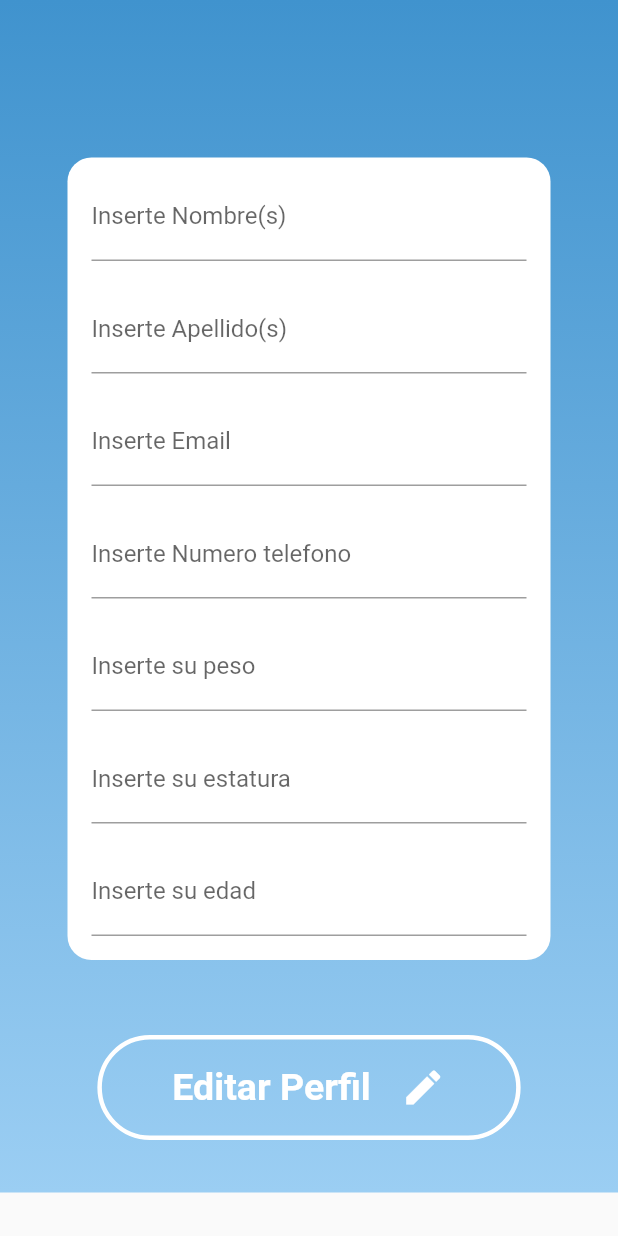
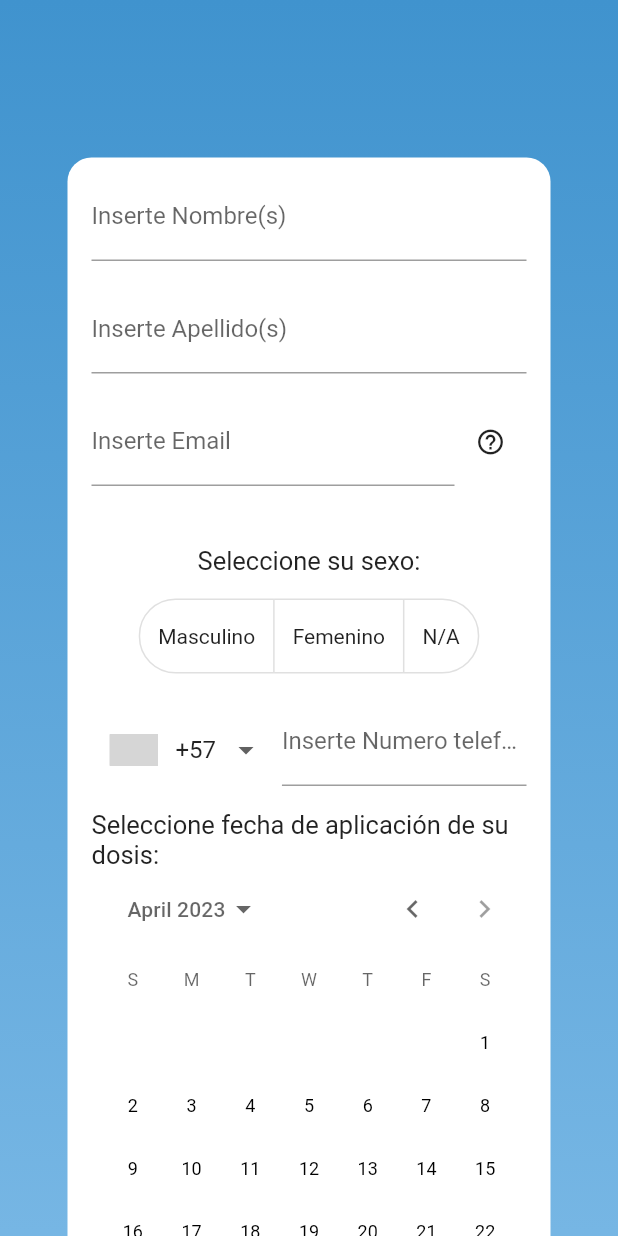
Before and after one commit to VictorCuerdo/iCare, a Flutter app: the screen it shows after launch, on a phone screen of 412 x 824 dp. Run offline on Flutter 3.47's test engine with Material 2 defaults, Android fonts, the light colour scheme and no system bars; drawn by our look-alikes of intl_phone_number_input; our stand-ins replace calendar_date_picker2, get; grey boxes are pictures that could not be loaded.

Commit message:
featuresAdded
Calendar, Phone number, email tooltip, Syntoms checkbox, Gender toogle buttons, etc etc added and styled.

```diff
--- a/lib/ui/homepage.dart
+++ b/lib/ui/homepage.dart
@@ -59,15 +59,13 @@ class _HomePageState extends State<HomePage> {
                             mainAxisAlignment: MainAxisAlignment.center,
                             children: const [
                               Text(
-                                'Editar Perfil',
+                                'Enviar Formulario',
                                 style: TextStyle(
-                                  fontSize: 25,
+                                  fontSize: 20,
                                   fontWeight: FontWeight.bold,
                                   color: Colors.white,
                                 ),
                               ),
-                              SizedBox(width: 20),
-                              Icon(Icons.edit, color: Colors.white, size: 30),
                             ],
                           ),
                         ),
--- a/lib/widgets/edit_user_form.dart
+++ b/lib/widgets/edit_user_form.dart
@@ -1,10 +1,11 @@
 import 'package:flutter/material.dart';
+import 'package:intl_phone_number_input/intl_phone_number_input.dart';
+import 'package:calendar_date_picker2/calendar_date_picker2.dart';
 
 class FormularioUsuario extends StatefulWidget {
   const FormularioUsuario({Key? key}) : super(key: key);
 
   @override
-  // ignore: library_private_types_in_public_api
   _FormularioUsuarioState createState() => _FormularioUsuarioState();
 }
 
@@ -12,10 +13,19 @@ class _FormularioUsuarioState extends State<FormularioUsuario> {
   String? _name;
   String? _lastName;
   String? _email;
-  String? _telephone;
-  double? _weight;
+  PhoneNumber _telephone = PhoneNumber(isoCode: 'CO');
+  String? _sexo;
   double? _height;
   String? _age;
+  DateTime? _fechaVacuna;
+  final Map<String, bool> _symptoms = {
+    "Dolor de cabeza": false,
+    "Mareo": false,
+    "Vomitos": false,
+    "Fiebre": false,
+  };
+  List<bool> _isSelected = [false, false, false];
+  final List<String> _sexOptions = ['Masculino', 'Femenino', 'N/A'];
 
   @override
   Widget build(BuildContext context) {
@@ -48,7 +58,11 @@ class _FormularioUsuarioState extends State<FormularioUsuario> {
             },
           ),
           const SizedBox(height: 16.0),
-          TextFormField(
+          Row(
+            mainAxisAlignment: MainAxisAlignment.spaceBetween,
+            children: [
+              Flexible(
+                child: TextFormField(
                   decoration: const InputDecoration(labelText: 'Inserte Email'),
                   initialValue: _email,
                   onChanged: (value) {
@@ -57,48 +71,98 @@ class _FormularioUsuarioState extends State<FormularioUsuario> {
                     });
                   },
                 ),
+              ),
+              IconButton(
+                icon: const Icon(Icons.help_outline),
+                tooltip:
+                    'Inserte su correo electrónico en formato xxxx@gmail.com',
+                iconSize: 20,
+                onPressed: () {},
+              ),
+            ],
+          ),
+          const SizedBox(height: 40.0),
+          const Text('Seleccione su sexo:', style: TextStyle(fontSize: 17)),
+          const SizedBox(height: 15.0),
+          ToggleButtons(
+            isSelected: _isSelected,
+            onPressed: (int index) {
+              setState(() {
+                for (int i = 0; i < _isSelected.length; i++) {
+                  _isSelected[i] = i == index;
+                }
+                _sexo = _sexOptions[index];
+              });
+            },
+            borderRadius: BorderRadius.circular(24.0),
+            children: _sexOptions.map((option) {
+              int index = _sexOptions.indexOf(option);
+              Color? backgroundColor;
+              //if (_isSelected[index]) {
+              //  if (option == 'Masculino') {
+              //    backgroundColor = Colors.blue;
+              //  } else if (option == 'Femenino') {
+              //    backgroundColor = Colors.pink;
+              //   }
+              //  }
+              return Container(
+                decoration: BoxDecoration(
+                  color: backgroundColor,
+                  borderRadius: BorderRadius.circular(24.0),
+                ),
+                padding:
+                    const EdgeInsets.symmetric(horizontal: 12.0, vertical: 8.0),
+                child: Text(option),
+              );
+            }).toList(),
+          ),
           const SizedBox(height: 16.0),
-          TextFormField(
-            decoration:
+          InternationalPhoneNumberInput(
+            initialValue: _telephone,
+            inputDecoration:
                 const InputDecoration(labelText: 'Inserte Numero telefono'),
-            initialValue: _telephone,
-            onChanged: (value) {
+            onInputChanged: (value) {
               setState(() {
                 _telephone = value;
               });
             },
           ),
           const SizedBox(height: 16.0),
-          TextFormField(
-            decoration: const InputDecoration(labelText: 'Inserte su peso'),
-            initialValue: _weight?.toString(),
-            keyboardType: const TextInputType.numberWithOptions(decimal: true),
-            onChanged: (value) {
+          const Text('Seleccione fecha de aplicación de su dosis:',
+              style: TextStyle(fontSize: 17)),
+          CalendarDatePicker(
+            initialDate: DateTime.now(),
+            firstDate: DateTime(2000),
+            lastDate: DateTime.now(),
+            onDateChanged: (value) {
               setState(() {
-                _weight = double.tryParse(value);
+                _fechaVacuna = value;
               });
             },
           ),
-          const SizedBox(height: 16.0),
-          TextFormField(
-            decoration: const InputDecoration(labelText: 'Inserte su estatura'),
-            initialValue: _height?.toString(),
-            keyboardType: const TextInputType.numberWithOptions(decimal: true),
-            onChanged: (value) {
+          const SizedBox(height: 35.0),
+          const Text(
+            'Seleccione sintomas presentados',
+            style: TextStyle(
+                fontSize: 17,
+                fontWeight: FontWeight.normal,
+                fontStyle: FontStyle.italic,
+                color: Colors.redAccent),
+            textAlign: TextAlign.center,
+          ),
+          const SizedBox(height: 15.0),
+          Column(
+            children: _symptoms.keys
+                .map((symptom) => CheckboxListTile(
+                      title: Text(symptom),
+                      value: _symptoms[symptom],
+                      onChanged: (bool? value) {
                         setState(() {
-                _height = double.tryParse(value);
+                          _symptoms[symptom] = value!;
                         });
                       },
-          ),
-          const SizedBox(height: 16.0),
-          TextFormField(
-            decoration: const InputDecoration(labelText: 'Inserte su edad'),
-            initialValue: _age,
-            onChanged: (value) {
-              setState(() {
-                _age = value;
-              });
-            },
+                    ))
+                .toList(),
           ),
         ],
       ),
--- a/pubspec.yaml
+++ b/pubspec.yaml
@@ -36,6 +36,8 @@ dependencies:
   # Use with the CupertinoIcons class for iOS style icons.
   cupertino_icons: ^1.0.2
   get: ^4.6.5
+  intl_phone_number_input: ^0.7.3+1
+  calendar_date_picker2: ^0.5.2
 
 dev_dependencies:
   flutter_test:
@@ -47,7 +49,6 @@ dev_dependencies:
   # package. See that file for information about deactivating specific lint
   # rules and activating additional ones.
   flutter_lints: ^2.0.0
-
 # For information on the generic Dart part of this file, see the
 # following page: https://dart.dev/tools/pub/pubspec
 
```
Also changed, not shown: pubspec.lock, 1 other file. Lines whose indentation alone changed are shown as unchanged.
